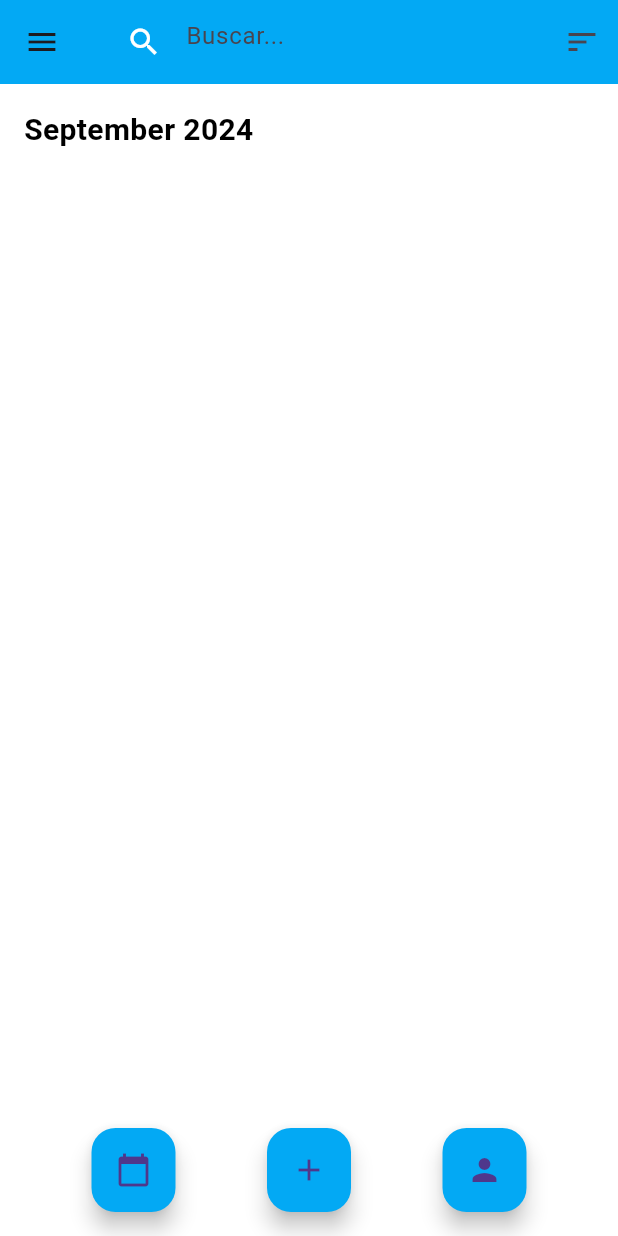
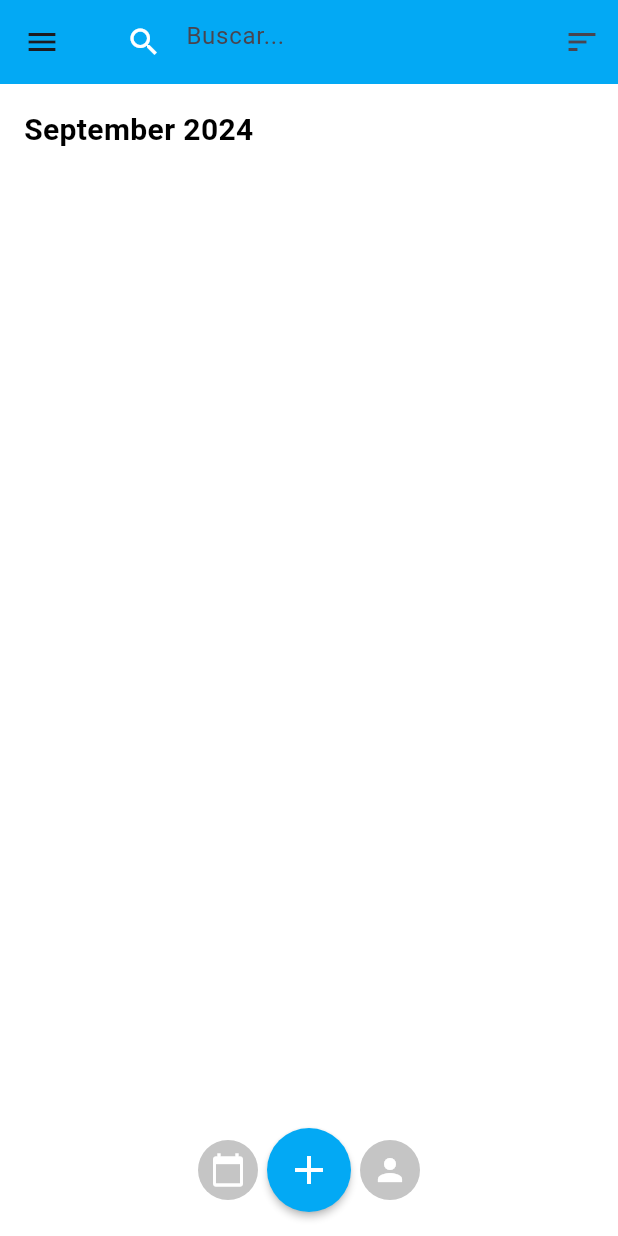
Before and after one commit to Kendal696/Daylyse, a Flutter app: the HomeScreen screen opened by its route, on a phone screen of 412 x 824 dp. Run offline on Flutter 3.47's test engine with Material 3 defaults, Android fonts, the phone set to English and light mode, and no system bars; our stand-ins replace table_calendar.

Commit message:
Mejora en los botones

```diff
--- a/lib/screens/home_screen.dart
+++ b/lib/screens/home_screen.dart
@@ -360,20 +360,29 @@ class _HomeScreenState extends State<HomeScreen> {
         ],
       ),
       // Botones flotantes
-      floatingActionButton: Row(
-        mainAxisAlignment: MainAxisAlignment.spaceEvenly,
+      floatingActionButton: Container(
+  width: double.infinity,
+  padding: EdgeInsets.symmetric(horizontal: 128.0), // Ajustaste esto a 128
+  child: Row(
+    mainAxisAlignment: MainAxisAlignment.spaceBetween,
+    crossAxisAlignment: CrossAxisAlignment.center,
     children: [
+      // Botón de calendario (botón mini)
       FloatingActionButton(
         heroTag: 'calendar',
+        mini: true,
         onPressed: () {
           Navigator.push(
             context,
             MaterialPageRoute(builder: (context) => AnnualCalendarScreen(notes: _notes)),
           );
         },
-            child: Icon(Icons.calendar_today),
-            backgroundColor: Theme.of(context).primaryColor,
+        backgroundColor: Colors.grey.withOpacity(0.6),
+        elevation: 0,
+        shape: CircleBorder(), // Asegura que el botón sea circular
+        child: Icon(Icons.calendar_today, color: Colors.white, size: 24),
       ),
+      // Botón central de añadir nota
       FloatingActionButton(
         heroTag: 'addNote',
         onPressed: () {
@@ -386,23 +395,32 @@ class _HomeScreenState extends State<HomeScreen> {
             ),
           );
         },
-            child: Icon(Icons.add),
         backgroundColor: Theme.of(context).primaryColor,
+        elevation: 2,
+        shape: CircleBorder(), // Asegura que el botón sea circular
+        child: Icon(Icons.add, color: Colors.white, size: 32),
       ),
+      // Botón de perfil (botón mini)
       FloatingActionButton(
         heroTag: 'profile',
+        mini: true,
         onPressed: () {
           Navigator.push(
             context,
             MaterialPageRoute(builder: (context) => SettingsScreen()),
           );
         },
-            child: Icon(Icons.person),
-            backgroundColor: Theme.of(context).primaryColor,
+        backgroundColor: Colors.grey.withOpacity(0.6),
+        elevation: 0,
+        shape: CircleBorder(), // Asegura que el botón sea circular
+        child: Icon(Icons.person, color: Colors.white, size: 24),
       ),
     ],
   ),
+),
 floatingActionButtonLocation: FloatingActionButtonLocation.centerFloat,
+
+
     );
   }
 }
```
Lines whose indentation alone changed are shown as unchanged.
